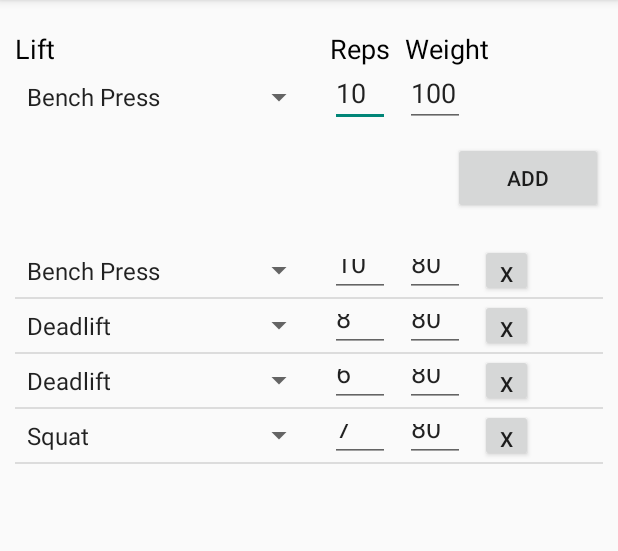
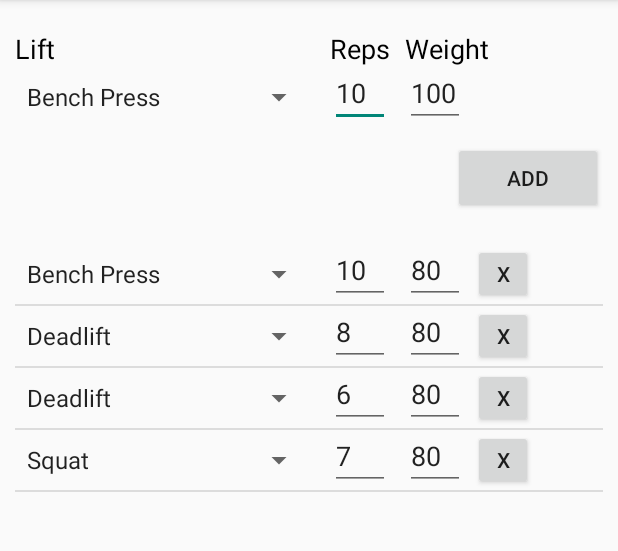
Before and after one commit to dusan-eremic/StrongLift, an Android app: the screen it shows after launch (LiftInputActivity), on a phone screen of 412 x 824 dp, the part 84-635 px from its top. Run offline under Robolectric (Android 15) with nearby library versions, the phone set to English and light mode, and no system bars.

Commit message:
button size

```diff
--- a/app/src/main/res/layout/row_lift_history.xml
+++ b/app/src/main/res/layout/row_lift_history.xml
@@ -33,9 +33,9 @@
 
     <Button
         android:id="@+id/removeButtonButton"
-        android:layout_width="35dp"
-        android:layout_height="35dp"
-        android:layout_marginLeft="10dp"
+        android:layout_width="40dp"
+        android:layout_height="40dp"
+        android:layout_marginLeft="5dp"
         android:text="x"
         android:layout_gravity="center_vertical"/>
 
```
